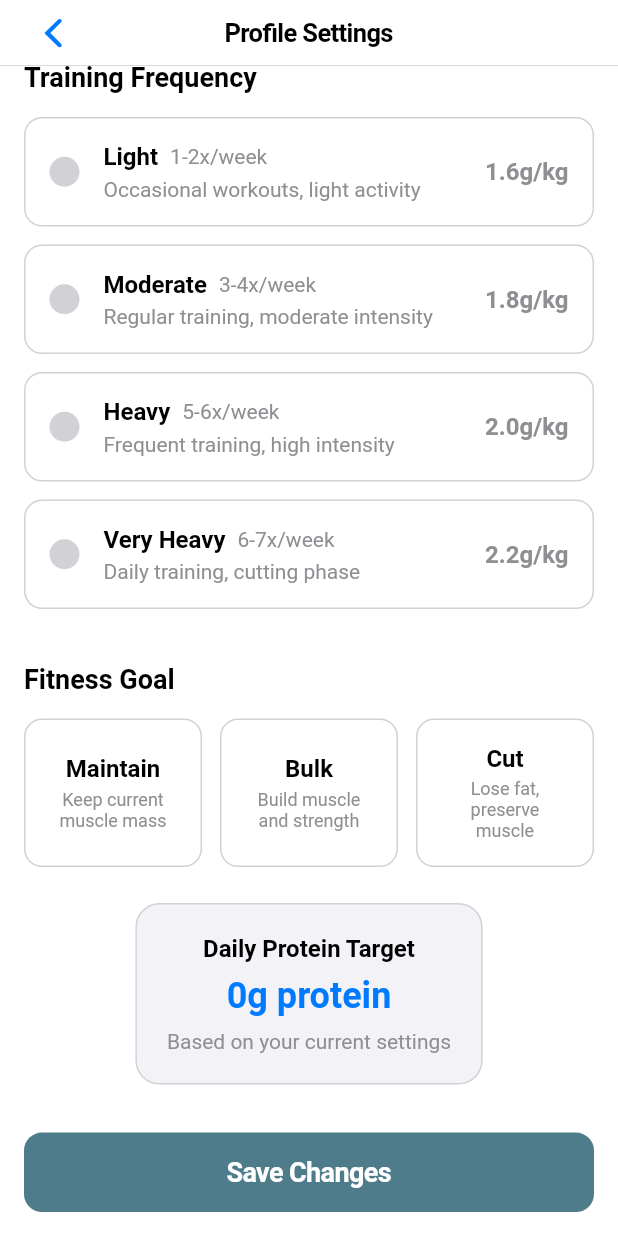
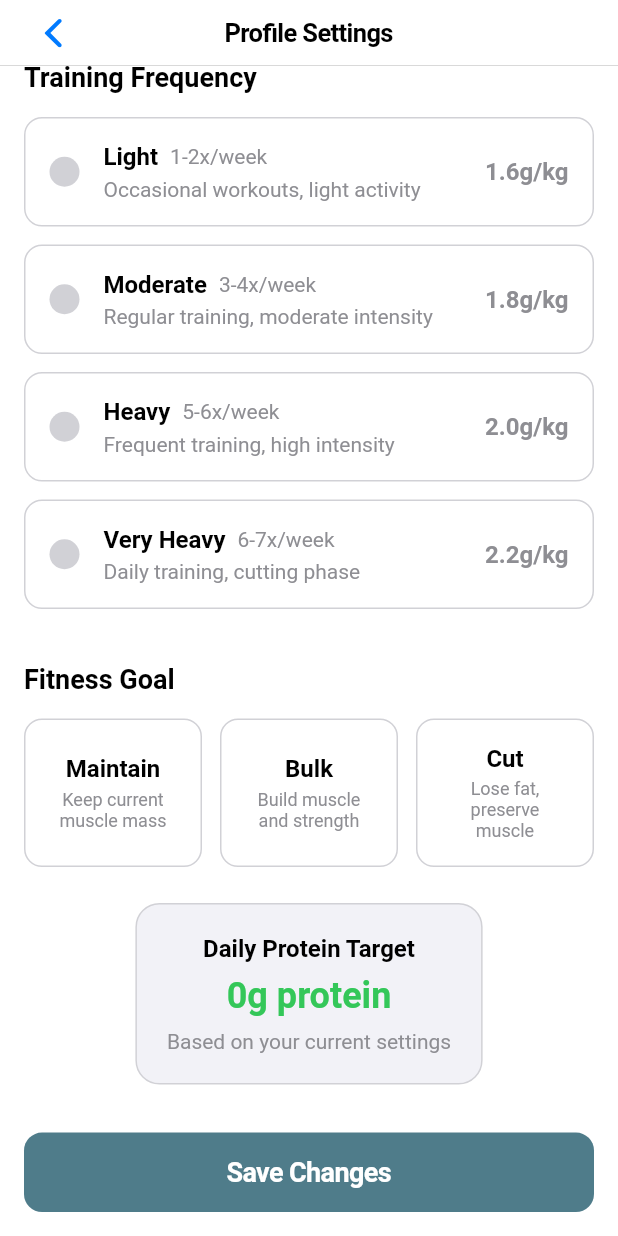
Before and after one commit to leongcheefai/protein-tracker-app, a Flutter app: the ProfileSettingsScreen screen opened directly with empty values, scrolled down 323 dp, on a phone screen of 412 x 824 dp. Run offline on Flutter 3.47's test engine with Material 3 defaults, Android fonts, the phone set to English and light mode, and no system bars; our stand-ins replace camera, image_picker, permission_handler; Roboto replaces fonts that are missing (SF Pro Display).

Commit message:
fix: text color

```diff
--- a/frontend/lib/screens/profile_settings_screen.dart
+++ b/frontend/lib/screens/profile_settings_screen.dart
@@ -570,7 +570,7 @@ class _ProfileSettingsScreenState extends State<ProfileSettingsScreen> {
             style: const TextStyle(
               fontSize: 24,
               fontWeight: FontWeight.bold,
-              color: CupertinoColors.activeBlue,
+              color: CupertinoColors.activeGreen,
             ),
             textAlign: TextAlign.center,
           ),
```
